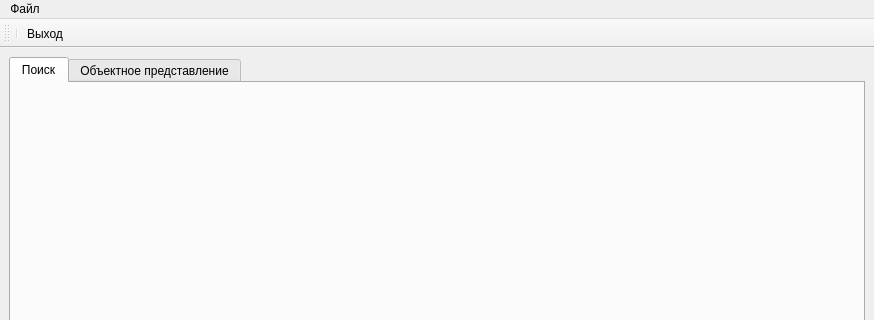
The window that mainwindow.ui (VladisGol/platon-accs) describes before a commit, drawn with Qt 5; both pictures show x 0 to 874 and y 0 to 320 of the 874 by 744 pixel window.
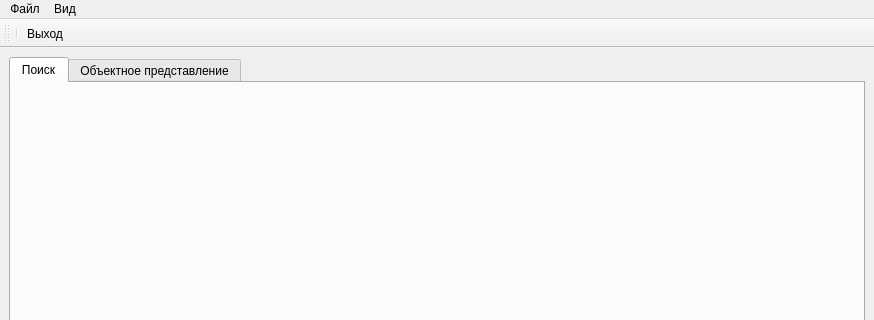
The same window after the commit. The open tabs and pages were chosen to show the change. Icons and pictures are not drawn.

Patch:
```diff
--- a/mainwindow.ui
+++ b/mainwindow.ui
@@ -95,7 +95,17 @@
     </property>
     <addaction name="action_quit" />
    </widget>
+   <widget class="QMenu" name="menu_2" >
+    <property name="title" >
+     <string>Вид</string>
+    </property>
+    <addaction name="action" />
+    <addaction name="action_2" />
+    <addaction name="action_3" />
+    <addaction name="action_4" />
+   </widget>
    <addaction name="menu" />
+   <addaction name="menu_2" />
   </widget>
   <widget class="QStatusBar" name="statusbar" >
    <property name="geometry" >
```
Left out of the diff: 40 changed lines with no effect on the pictures.
